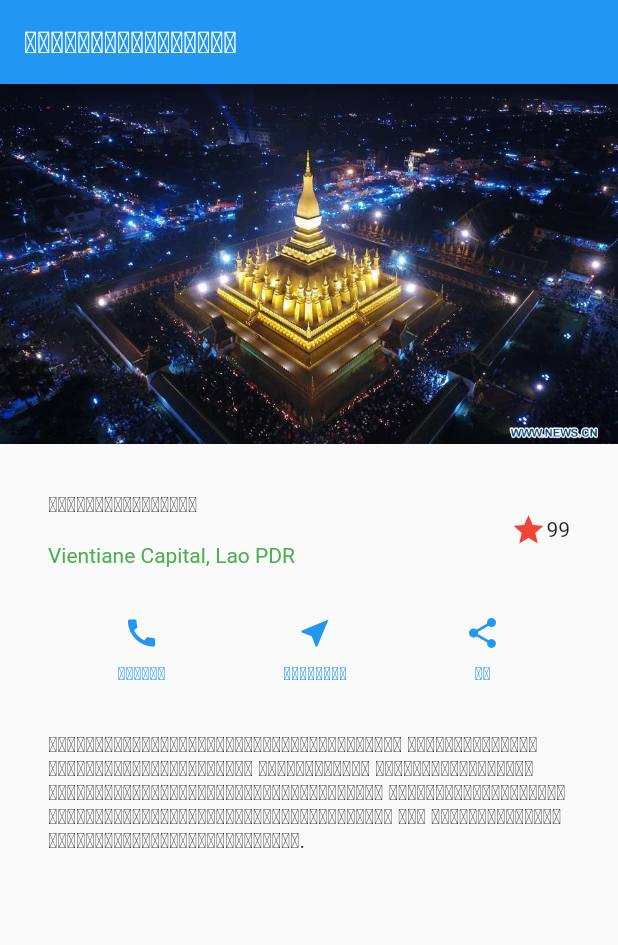
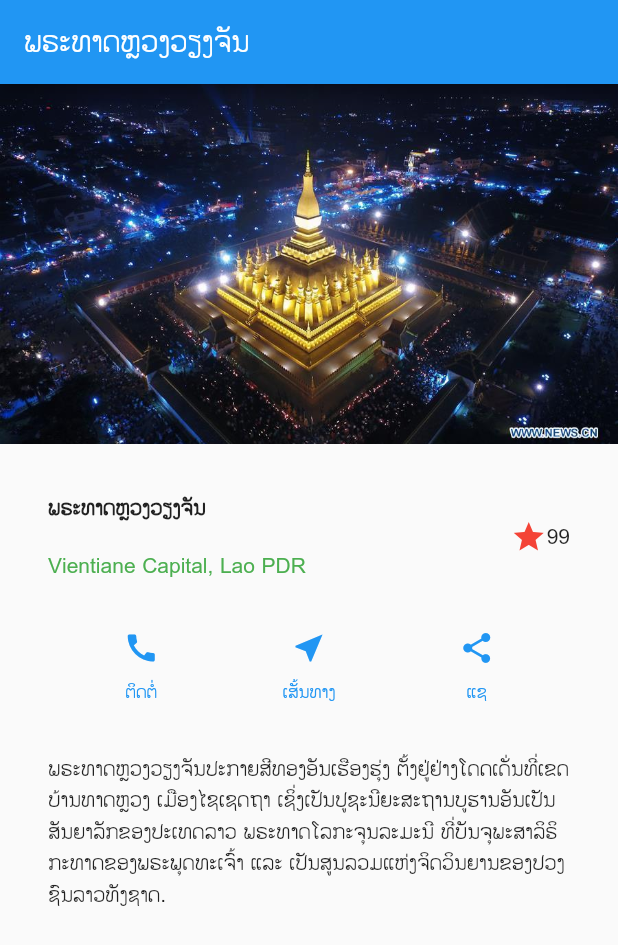
Before and after one commit to joepyro17/thatluang, a Flutter app: the screen it shows after launch, on a phone screen of 412 x 824 dp. Shown: the top 945 px of the screen. Run offline on Flutter 3.47's test engine with Material 2 defaults, Android fonts, the phone set to English and light mode, and no system bars.

Commit message:
enable phetsarath_ot

```diff
--- a/lib/main.dart
+++ b/lib/main.dart
@@ -132,7 +132,7 @@ class MyApp extends StatelessWidget {
 
     return MaterialApp(
       title: 'Flutter Demo',
-      // theme: ThemeData(fontFamily:'phetsarath_ot'),
+      theme: ThemeData(fontFamily:'phetsarath_ot'),
       home: Scaffold(
         appBar: AppBar(
           title: Text('ພຣະທາດຫຼວງວຽງຈັນ'),
```
